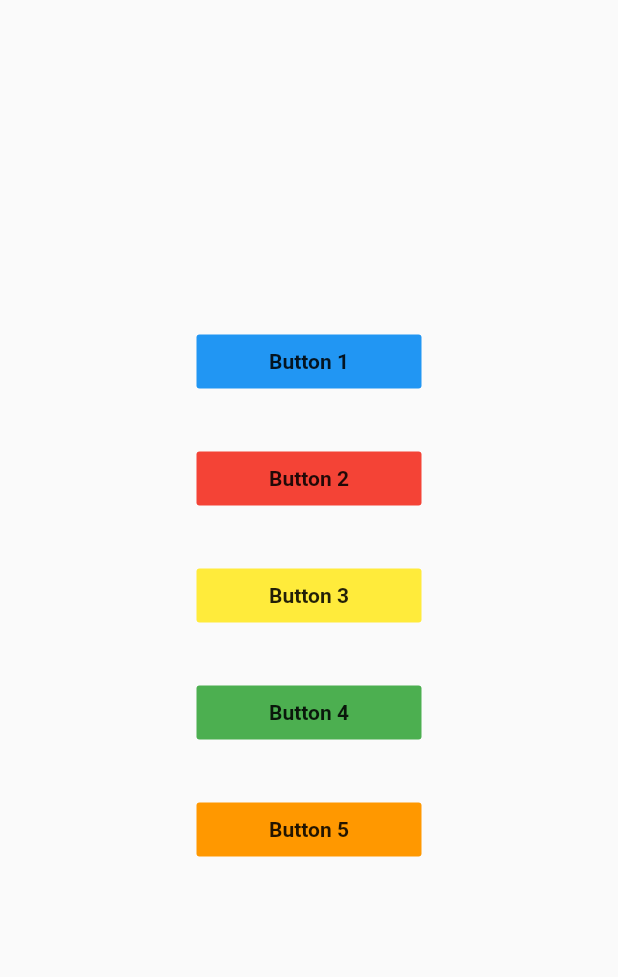
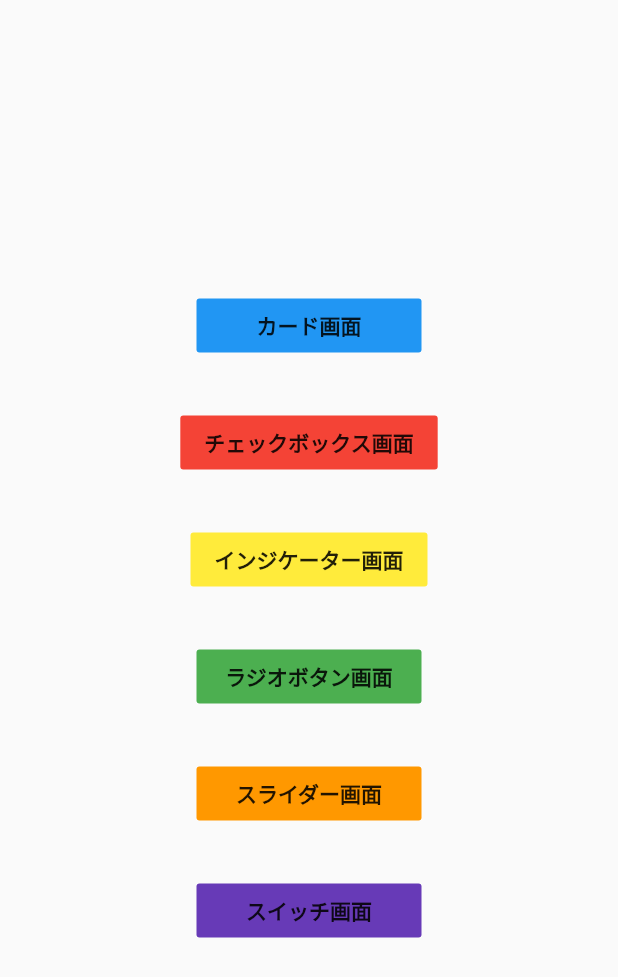
Before and after one commit to t-w-yokohama/flutter_sample, a Flutter app: the screen it shows after launch, on a phone screen of 412 x 824 dp. Shown: the top 977 px of the screen. Run offline on Flutter 3.47's test engine with Material 2 defaults, Android fonts, the phone set to English and light mode, and no system bars.

Commit message:
画面遷移処理を実装
以下の画面に遷移するように実装(各画面の実装はしていない)
・カード
・チェックボックス
・インジケーター
・ラジオボタン
・スライダー
・スイッチ

```diff
--- a/lib/ui/screen/home_screen.dart
+++ b/lib/ui/screen/home_screen.dart
@@ -1,4 +1,10 @@
 import 'package:flutter/material.dart';
+import 'package:flutter_sample/ui/screen/card_screen.dart';
+import 'package:flutter_sample/ui/screen/check_box_screen.dart';
+import 'package:flutter_sample/ui/screen/indicator_screen.dart';
+import 'package:flutter_sample/ui/screen/radio_button_screen.dart';
+import 'package:flutter_sample/ui/screen/slider_screen.dart';
+import 'package:flutter_sample/ui/screen/switch_screen.dart';
 import 'package:flutter_sample/ui/widget/common_widget.dart';
 
 class HomeScreen extends StatelessWidget {
@@ -12,8 +18,13 @@ class HomeScreen extends StatelessWidget {
             CommonWidget().button(
               150,
               Colors.blue,
-              'Button 1',
-              () => print('Button 1'),
+              'カード画面',
+              () => Navigator.push(
+                context,
+                MaterialPageRoute(
+                  builder: (context) => CardScreen(),
+                ),
+              ),
             ),
             SizedBox(
               width: double.infinity,
@@ -22,8 +33,13 @@ class HomeScreen extends StatelessWidget {
             CommonWidget().button(
               150,
               Colors.red,
-              'Button 2',
-              () => print('Button 2'),
+              'チェックボックス画面',
+              () => Navigator.push(
+                context,
+                MaterialPageRoute(
+                  builder: (context) => CheckBoxScreen(),
+                ),
+              ),
             ),
             SizedBox(
               width: double.infinity,
@@ -32,8 +48,13 @@ class HomeScreen extends StatelessWidget {
             CommonWidget().button(
               150,
               Colors.yellow,
-              'Button 3',
-              () => print('Button 3'),
+              'インジケーター画面',
+              () => Navigator.push(
+                context,
+                MaterialPageRoute(
+                  builder: (context) => IndicatorScreen(),
+                ),
+              ),
             ),
             SizedBox(
               width: double.infinity,
@@ -42,8 +63,13 @@ class HomeScreen extends StatelessWidget {
             CommonWidget().button(
               150,
               Colors.green,
-              'Button 4',
-              () => print('Button 4'),
+              'ラジオボタン画面',
+              () => Navigator.push(
+                context,
+                MaterialPageRoute(
+                  builder: (context) => RadioButtonScreen(),
+                ),
+              ),
             ),
             SizedBox(
               width: double.infinity,
@@ -52,12 +78,28 @@ class HomeScreen extends StatelessWidget {
             CommonWidget().button(
               150,
               Colors.orange,
-              'Button 5',
-              () => print('Button 5'),
+              'スライダー画面',
+              () => Navigator.push(
+                context,
+                MaterialPageRoute(
+                  builder: (context) => SliderScreen(),
+                ),
+              ),
             ),
             SizedBox(
               width: double.infinity,
               height: 30.0,
+            ),
+            CommonWidget().button(
+              150,
+              Colors.deepPurple,
+              'スイッチ画面',
+              () => Navigator.push(
+                context,
+                MaterialPageRoute(
+                  builder: (context) => SwitchScreen(),
+                ),
+              ),
             ),
           ],
         ),
```
Also changed, not shown: lib/ui/screen/card_screen.dart (added, +22 -0 lines), lib/ui/screen/check_box_screen.dart (added, +22 -0 lines), lib/ui/screen/indicator_screen.dart (added, +22 -0 lines), lib/ui/screen/radio_button_screen.dart (added, +22 -0 lines), lib/ui/screen/slider_screen.dart (added, +22 -0 lines), lib/ui/screen/switch_screen.dart (added, +22 -0 lines).
